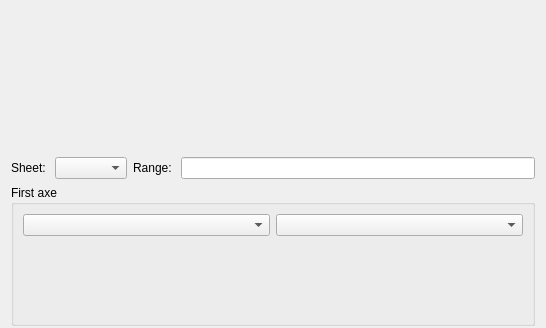
Above: pyleecan/GUI/Tools/WImport/WImportExcel/WImportExcel.ui from Eomys/pyleecan before the change; both pictures show x 0 to 546 and y 0 to 328 of the 546 by 511 pixel window. Below: the same form after it.
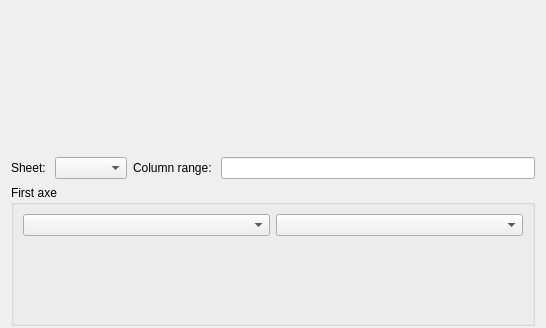
That is the form after the change. Custom widgets are drawn as their Qt base class.

```diff
--- a/pyleecan/GUI/Tools/WImport/WImportExcel/WImportExcel.ui
+++ b/pyleecan/GUI/Tools/WImport/WImportExcel/WImportExcel.ui
@@ -44,7 +44,7 @@
      <item>
       <widget class="QLabel" name="in_range">
        <property name="text">
-        <string>Range: </string>
+        <string>Column range: </string>
        </property>
       </widget>
      </item>
```
